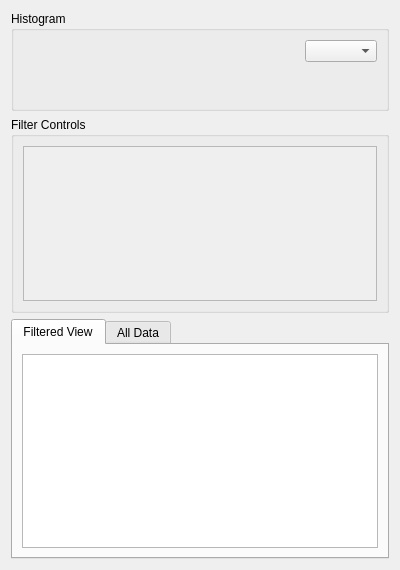
First picture: the form in src/napari_intensity_step_detection/ui/filter_view.ui, repository zeroth/napari-intensity-step-detection, before the edit.
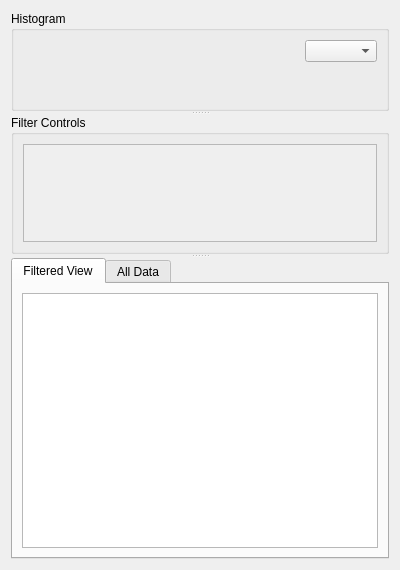
Second picture: the form after the edit. Custom widgets are drawn as their Qt base class.

What changed in the file:
```diff
--- a/src/napari_intensity_step_detection/ui/filter_view.ui
+++ b/src/napari_intensity_step_detection/ui/filter_view.ui
@@ -15,6 +15,10 @@
   </property>
   <layout class="QVBoxLayout" name="verticalLayout_4">
    <item>
+    <widget class="QSplitter" name="splitter">
+     <property name="orientation">
+      <enum>Qt::Vertical</enum>
+     </property>
     <widget class="QGroupBox" name="groupBox_2">
      <property name="minimumSize">
       <size>
@@ -47,15 +51,13 @@
         <property name="maximumSize">
          <size>
           <width>16777215</width>
-          <height>300</height>
+           <height>16777215</height>
          </size>
         </property>
        </widget>
       </item>
      </layout>
     </widget>
-   </item>
-   <item>
     <widget class="QGroupBox" name="groupBox">
      <property name="minimumSize">
       <size>
@@ -78,7 +80,7 @@
            <x>0</x>
            <y>0</y>
            <width>368</width>
-           <height>186</height>
+            <height>93</height>
           </rect>
          </property>
         </widget>
@@ -86,8 +88,6 @@
       </item>
      </layout>
     </widget>
-   </item>
-   <item>
     <widget class="QTabWidget" name="tabWidget">
      <property name="minimumSize">
       <size>
@@ -117,6 +117,7 @@
         <widget class="QTableView" name="allView"/>
        </item>
       </layout>
+      </widget>
      </widget>
     </widget>
    </item>
```
Lines whose indentation alone changed are shown as unchanged.
